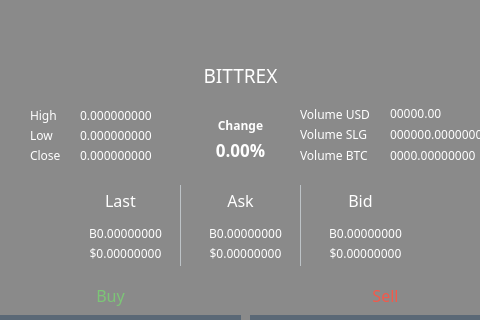
Sterlingcoin/Sterlingcoin-1.6.2.0-Release, file src/qt/forms/poolbrowser.ui: the form before one commit; both pictures show x 114 to 594 and y 0 to 320 of the 766 by 509 pixel window.
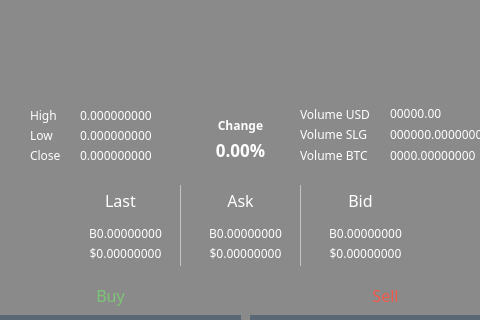
The form after the commit. Icons and pictures are not drawn. Custom widgets are drawn as their Qt base class.

Commit message: Addition of Bittrex Logo

Diff of the .ui file:
```diff
--- a/src/qt/forms/poolbrowser.ui
+++ b/src/qt/forms/poolbrowser.ui
@@ -5167,201 +5167,6 @@
            </property>
           </column>
          </widget>
-         <widget class="QLabel" name="lblBittrexHeader">
-          <property name="geometry">
-           <rect>
-            <x>210</x>
-            <y>50</y>
-            <width>161</width>
-            <height>41</height>
-           </rect>
-          </property>
-          <property name="palette">
-           <palette>
-            <active>
-             <colorrole role="WindowText">
-              <brush brushstyle="SolidPattern">
-               <color alpha="255">
-                <red>90</red>
-                <green>104</green>
-                <blue>118</blue>
-               </color>
-              </brush>
-             </colorrole>
-             <colorrole role="Button">
-              <brush brushstyle="SolidPattern">
-               <color alpha="255">
-                <red>138</red>
-                <green>138</green>
-                <blue>138</blue>
-               </color>
-              </brush>
-             </colorrole>
-             <colorrole role="Text">
-              <brush brushstyle="SolidPattern">
-               <color alpha="255">
-                <red>90</red>
-                <green>104</green>
-                <blue>118</blue>
-               </color>
-              </brush>
-             </colorrole>
-             <colorrole role="ButtonText">
-              <brush brushstyle="SolidPattern">
-               <color alpha="255">
-                <red>90</red>
-                <green>104</green>
-                <blue>118</blue>
-               </color>
-              </brush>
-             </colorrole>
-             <colorrole role="Base">
-              <brush brushstyle="SolidPattern">
-               <color alpha="255">
-                <red>138</red>
-                <green>138</green>
-                <blue>138</blue>
-               </color>
-              </brush>
-             </colorrole>
-             <colorrole role="Window">
-              <brush brushstyle="SolidPattern">
-               <color alpha="255">
-                <red>138</red>
-                <green>138</green>
-                <blue>138</blue>
-               </color>
-              </brush>
-             </colorrole>
-            </active>
-            <inactive>
-             <colorrole role="WindowText">
-              <brush brushstyle="SolidPattern">
-               <color alpha="255">
-                <red>90</red>
-                <green>104</green>
-                <blue>118</blue>
-               </color>
-              </brush>
-             </colorrole>
-             <colorrole role="Button">
-              <brush brushstyle="SolidPattern">
-               <color alpha="255">
-                <red>138</red>
-                <green>138</green>
-                <blue>138</blue>
-               </color>
-              </brush>
-             </colorrole>
-             <colorrole role="Text">
-              <brush brushstyle="SolidPattern">
-               <color alpha="255">
-                <red>90</red>
-                <green>104</green>
-                <blue>118</blue>
-               </color>
-              </brush>
-             </colorrole>
-             <colorrole role="ButtonText">
-              <brush brushstyle="SolidPattern">
-               <color alpha="255">
-                <red>90</red>
-                <green>104</green>
-                <blue>118</blue>
-               </color>
-              </brush>
-             </colorrole>
-             <colorrole role="Base">
-              <brush brushstyle="SolidPattern">
-               <color alpha="255">
-                <red>138</red>
-                <green>138</green>
-                <blue>138</blue>
-               </color>
-              </brush>
-             </colorrole>
-             <colorrole role="Window">
-              <brush brushstyle="SolidPattern">
-               <color alpha="255">
-                <red>138</red>
-                <green>138</green>
-                <blue>138</blue>
-               </color>
-              </brush>
-             </colorrole>
-            </inactive>
-            <disabled>
-             <colorrole role="WindowText">
-              <brush brushstyle="SolidPattern">
-               <color alpha="255">
-                <red>90</red>
-                <green>104</green>
-                <blue>118</blue>
-               </color>
-              </brush>
-             </colorrole>
-             <colorrole role="Button">
-              <brush brushstyle="SolidPattern">
-               <color alpha="255">
-                <red>138</red>
-                <green>138</green>
-                <blue>138</blue>
-               </color>
-              </brush>
-             </colorrole>
-             <colorrole role="Text">
-              <brush brushstyle="SolidPattern">
-               <color alpha="255">
-                <red>90</red>
-                <green>104</green>
-                <blue>118</blue>
-               </color>
-              </brush>
-             </colorrole>
-             <colorrole role="ButtonText">
-              <brush brushstyle="SolidPattern">
-               <color alpha="255">
-                <red>90</red>
-                <green>104</green>
-                <blue>118</blue>
-               </color>
-              </brush>
-             </colorrole>
-             <colorrole role="Base">
-              <brush brushstyle="SolidPattern">
-               <color alpha="255">
-                <red>138</red>
-                <green>138</green>
-                <blue>138</blue>
-               </color>
-              </brush>
-             </colorrole>
-             <colorrole role="Window">
-              <brush brushstyle="SolidPattern">
-               <color alpha="255">
-                <red>138</red>
-                <green>138</green>
-                <blue>138</blue>
-               </color>
-              </brush>
-             </colorrole>
-            </disabled>
-           </palette>
-          </property>
-          <property name="font">
-           <font>
-            <family>Mohave</family>
-            <pointsize>-1</pointsize>
-           </font>
-          </property>
-          <property name="styleSheet">
-           <string notr="true">font-family:Mohave;
-font-colour:#ffffff;</string>
-          </property>
-          <property name="text">
-           <string>&lt;html&gt;&lt;head/&gt;&lt;body&gt;&lt;p align=&quot;center&quot;&gt;&lt;span style=&quot; font-size:14pt;color:#ffffff;&quot;&gt;BITTREX&lt;/span&gt;&lt;/p&gt;&lt;/body&gt;&lt;/html&gt;</string>
-          </property>
-         </widget>
          <widget class="QLabel" name="lblBittrexChange">
           <property name="geometry">
            <rect>
@@ -5917,6 +5722,22 @@
            <string>&lt;html&gt;&lt;head/&gt;&lt;body&gt;&lt;p&gt;&lt;span style=&quot; color:#ffffff;&quot;&gt;Close&lt;/span&gt;&lt;/p&gt;&lt;/body&gt;&lt;/html&gt;</string>
           </property>
          </widget>
+         <widget class="QWidget" name="widget" native="true">
+          <property name="geometry">
+           <rect>
+            <x>220</x>
+            <y>50</y>
+            <width>141</width>
+            <height>51</height>
+           </rect>
+          </property>
+          <property name="autoFillBackground">
+           <bool>false</bool>
+          </property>
+          <property name="styleSheet">
+           <string notr="true">image: url(:/icons/res/icons/bittrex-header.png);</string>
+          </property>
+         </widget>
          <zorder>qWidgetBittrexAsk</zorder>
          <zorder>qWidgetBittrexBid</zorder>
          <zorder>qWidgetBittrexLast</zorder>
```
Left out of the diff: 4 changed lines with no effect on the pictures. The commit also changes 2 other files.
